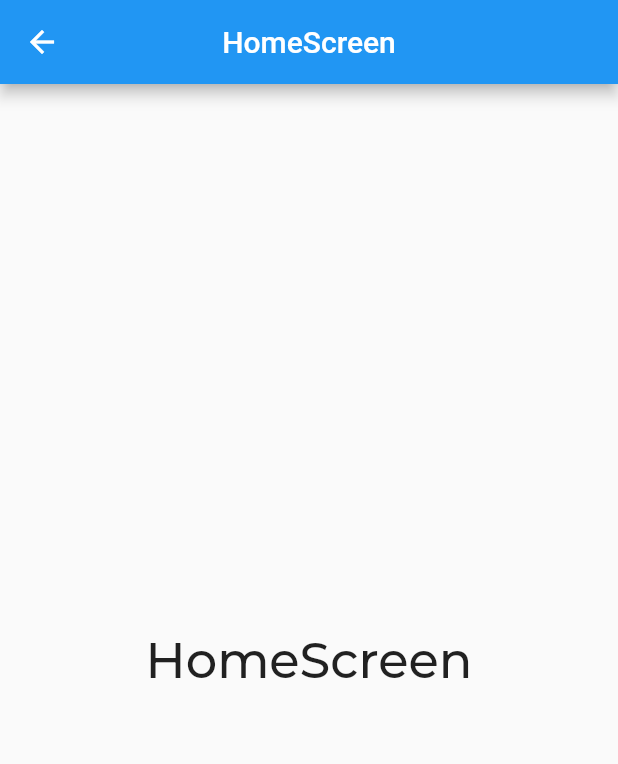
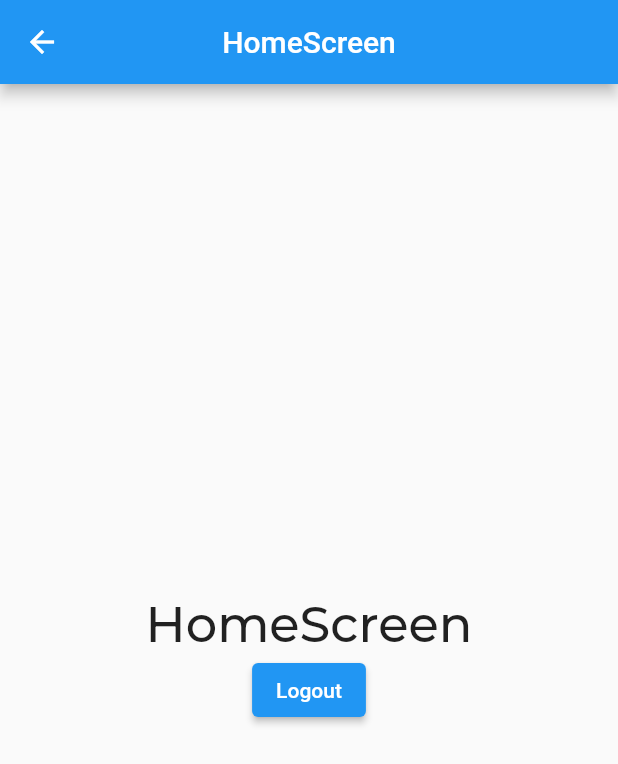
Before and after one commit to ArpitSahu01/authentication_practice, a Flutter app: the HomeScreen screen opened directly, on a phone screen of 412 x 824 dp. Shown: the top 764 px of the screen. Run offline on Flutter 3.47's test engine with Material 2 defaults, Android fonts, the phone set to English and light mode, and no system bars; our stand-ins replace firebase_auth, firebase_core, get, google_fonts; accounts and stored records are empty.

```diff
--- a/lib/main.dart
+++ b/lib/main.dart
@@ -1,11 +1,15 @@
+import 'package:authentication_pracitce/controllers/auth_controller.dart';
 import 'package:authentication_pracitce/screens/home_screen.dart';
 import 'package:authentication_pracitce/screens/login_page.dart';
 import 'package:authentication_pracitce/screens/password_recovery_page.dart';
+import 'package:firebase_core/firebase_core.dart';
 import 'package:get/get.dart';
 import 'package:authentication_pracitce/screens/signup.dart';
 import 'package:flutter/material.dart';
 
-void main(){
+void main() async{
+  WidgetsFlutterBinding.ensureInitialized();
+  await Firebase.initializeApp().then((value) => Get.put(AuthController()));
   runApp(MyApp());
 }
 class MyApp extends StatelessWidget {
--- a/lib/screens/home_screen.dart
+++ b/lib/screens/home_screen.dart
@@ -1,3 +1,4 @@
+import 'package:authentication_pracitce/controllers/auth_controller.dart';
 import 'package:authentication_pracitce/utils/app_utils.dart';
 import 'package:authentication_pracitce/utils/extensions.dart';
 import 'package:flutter/material.dart';
@@ -11,9 +12,17 @@ class HomeScreen extends StatelessWidget {
       appBar: AppBar(title: const Text("HomeScreen"),centerTitle: true,),
       body: SafeArea(
         child: Center(
-          child: Text("HomeScreen",style: kMontserratRegular.copyWith(
-            fontSize: 24.0.sp,
-          ),),
+          child: Column(
+            mainAxisAlignment: MainAxisAlignment.center,
+            children: [
+              Text("HomeScreen",style: kMontserratRegular.copyWith(
+                fontSize: 24.0.sp,
+              ),),
+              ElevatedButton(onPressed: (){
+                AuthController.instance.logout();
+              }, child: const Text("Logout")),
+            ],
+          ),
         ),
       ),
     );
--- a/lib/screens/login_page.dart
+++ b/lib/screens/login_page.dart
@@ -1,3 +1,4 @@
+import 'package:authentication_pracitce/controllers/auth_controller.dart';
 import 'package:authentication_pracitce/screens/password_recovery_page.dart';
 import 'package:authentication_pracitce/screens/signup.dart';
 import 'package:authentication_pracitce/utils/app_utils.dart';
@@ -119,8 +120,7 @@ class _LoginPageScreenState extends State<LoginPageScreen> {
                     if(_formKey.currentState!.validate()){
                       String email = _emailController.text.trim();
                       String password = _passwordController.text.trim();
-                      print(email);
-                      print(password);
+                      AuthController.instance.login(email, password);
                     }
                   },
                     style: ButtonStyle(
--- a/lib/screens/signup.dart
+++ b/lib/screens/signup.dart
@@ -1,3 +1,4 @@
+import 'package:authentication_pracitce/controllers/auth_controller.dart';
 import 'package:authentication_pracitce/screens/login_page.dart';
 import 'package:authentication_pracitce/utils/extensions.dart';
 import 'package:get/get.dart';
@@ -173,9 +174,7 @@ class _SignUpScreenState extends State<SignUpScreen> {
                       String name = "${_firstNameController.text.trim()} ${_lastNameController.text.trim()}";
                       String email = _emailController.text.trim();
                       String password = _passwordController.text.trim();
-                      print(name);
-                      print(email);
-                      print(password);
+                      AuthController.instance.register(email, password);
                     }
                   },
                     style: ButtonStyle(
--- a/pubspec.yaml
+++ b/pubspec.yaml
@@ -33,6 +33,8 @@ dependencies:
     sdk: flutter
   get: ^4.6.5
   google_fonts: ^4.0.3
+  firebase_auth: ^4.4.0
+  firebase_core: ^2.9.0
 
 
   # The following adds the Cupertino Icons font to your application.
```
Also changed, not shown: lib/controllers/auth_controller.dart (added, +70 -0 lines), pubspec.lock.
